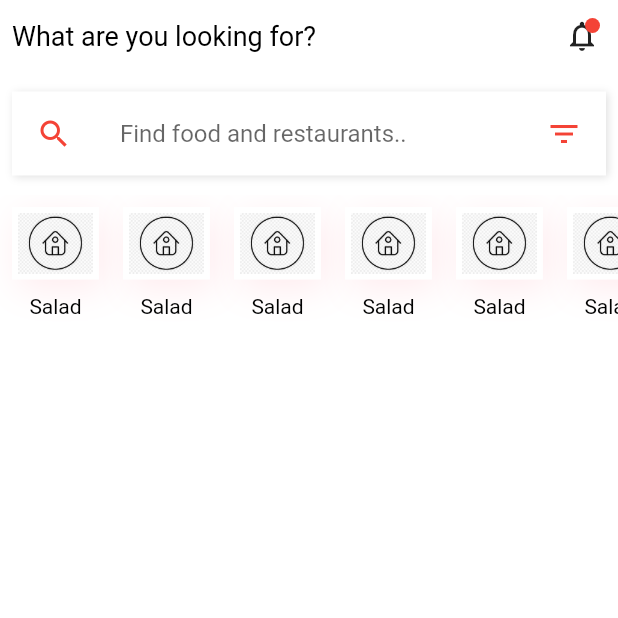
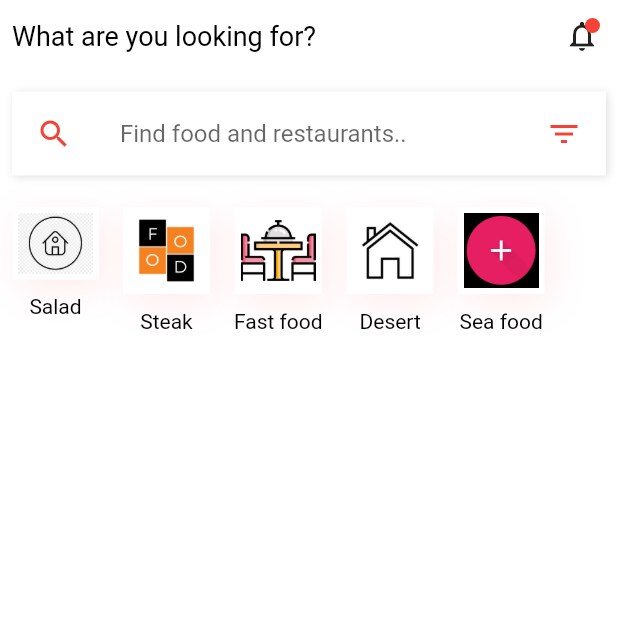
Before and after one commit to Crawford30/food_app_flutter, a Flutter app: the screen it shows after launch, on a phone screen of 412 x 824 dp, the top half of it. Run offline on Flutter 3.47's test engine with Material 2 defaults, Android fonts, the phone set to English and light mode, and no system bars.

Commit message:
categories file, class object

```diff
--- a/lib/home.dart
+++ b/lib/home.dart
@@ -1,5 +1,6 @@
 import 'package:flutter/material.dart';
 import 'package:food_app/src/commons.dart';
+import 'package:food_app/src/widgets/categories.dart';
 import 'package:food_app/src/widgets/title.dart';
 class Home extends StatefulWidget {
   @override
@@ -81,45 +82,10 @@ class _HomeState extends State<Home> {
             SizedBox(height: 5,),  //adds space
 
             //===========HORIZONTAL SCROLL VIEW ===
-            Container(
-              height: 120,
-              child: ListView.builder(
-                itemCount: 14,
-                scrollDirection: Axis.horizontal,
-                itemBuilder: (_, index){
+            //import the category widget
+            Categories(),
 
-                  return Padding(
-                    padding: const EdgeInsets.all(8.0),
-                    child: Column(
-                      children: <Widget>[
-                        Container(
 
-                          decoration: BoxDecoration(
-                            color: white,
-                            boxShadow: [
-                              BoxShadow(
-                                  color: red[50],
-                                  offset: Offset(4,6),
-                                  blurRadius: 20
-                              ),
-                            ],
-                          ),
-
-                          child: Padding(padding: EdgeInsets.all(4),
-                            child: Image.asset("images/home.jpg", width: 50,),
-                          ),
-
-                        ),
-                        //======SPACE ======
-                        SizedBox(height: 10,),  //adds space
-                        customText(text: "Salad", size: 14,)
-
-                      ],
-                    ),
-                  );
-                },
-              ),
-            ),
 
 
 
--- /dev/null
+++ b/lib/src/models/category.dart
@@ -0,0 +1,11 @@
+import 'package:flutter/material.dart';
+
+class Category {
+   final String name;
+   final String image;
+
+  Category({@required this.name, @required this.image});
+
+
+
+}
--- /dev/null
+++ b/lib/src/widgets/categories.dart
@@ -0,0 +1,62 @@
+import 'package:flutter/material.dart';
+import 'package:food_app/src/models/category.dart';
+
+import '../commons.dart';
+import 'title.dart';
+
+//==creating a list of types object, category from the model
+List<Category> categoriesList = [
+  Category(name: "Salad", image: "home.jpg"),
+  Category(name: "Steak", image: "logo.png"),
+  Category(name: "Fast food", image: "table.png"),
+  Category(name: "Desert", image: "home2.jpg"),
+  Category(name: "Sea food", image: "floatingaction.jpg"),
+
+];
+
+
+class Categories  extends StatelessWidget {
+  @override
+  Widget build(BuildContext context) {
+    return Container(
+      height: 120,
+      child: ListView.builder(
+        // itemCount: 14,
+        itemCount: categoriesList.length,
+        scrollDirection: Axis.horizontal,
+        itemBuilder: (_, index){
+
+          return Padding(
+            padding: const EdgeInsets.all(8.0),
+            child: Column(
+              children: <Widget>[
+                Container(
+
+                  decoration: BoxDecoration(
+                    color: white,
+                    boxShadow: [
+                      BoxShadow(
+                          color: red[50],
+                          offset: Offset(4,6),
+                          blurRadius: 20
+                      ),
+                    ],
+                  ),
+
+                  child: Padding(padding: EdgeInsets.all(4),
+                    child: Image.asset("images/${categoriesList[index].image}", width: 50,),
+                  ),
+
+                ),
+                //======SPACE ======
+                SizedBox(height: 10,),  //adds space
+                customText(text: "${categoriesList[index].name}", size: 14,)
+
+              ],
+            ),
+          );
+        },
+      ),
+    );
+  }
+}
```
